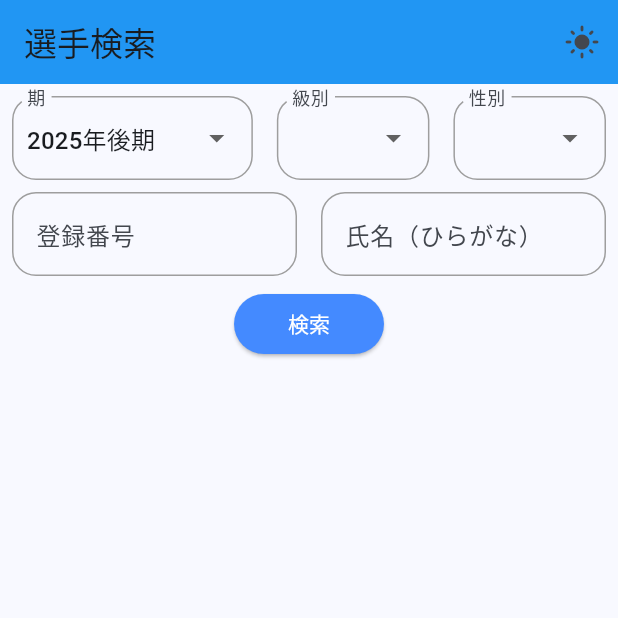
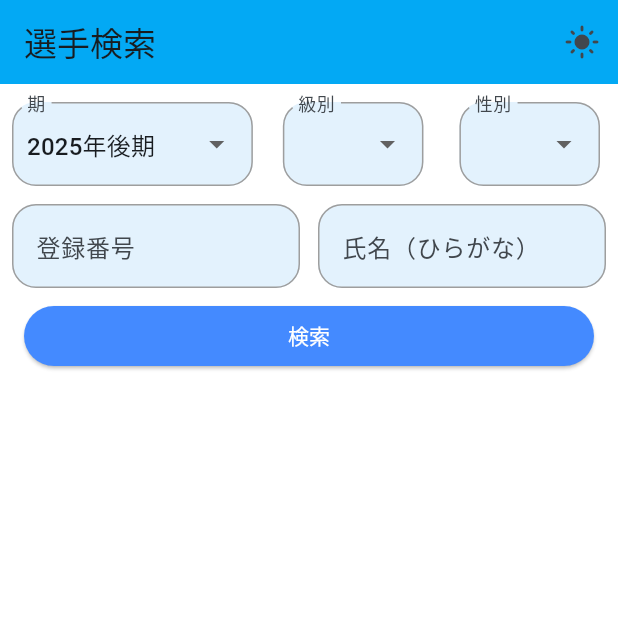
Before and after one commit to teru-kaji/wrmms, a Flutter app: the screen it shows after launch, on a phone screen of 412 x 824 dp, the top half of it. Run offline on Flutter 3.47's test engine with Material 3 defaults, Android fonts, the light colour scheme and no system bars; our stand-ins replace fl_chart.

Commit message:
・カラースキームを変更 ・検索画面の入力ボックス、プルダウンメニューの角丸に変更 ・新規作成

```diff
--- a/lib/main.dart
+++ b/lib/main.dart
@@ -31,24 +31,58 @@ class _MyAppState extends State<MyApp> {
   Widget build(BuildContext context) {
     return MaterialApp(
       title: 'Member Search App',
+      // theme: ThemeData(
+      //   colorScheme: ColorScheme.fromSeed(
+      //     seedColor: Colors.blue,
+      //     primary: Colors.blue,
+      //     brightness: Brightness.light,
+      //   ),
+      //   useMaterial3: true,
+      //   appBarTheme: AppBarTheme(backgroundColor: Colors.blue),
+      // ),
+      // darkTheme: ThemeData(
+      //   colorScheme: ColorScheme.fromSeed(
+      //     seedColor: Colors.blue,
+      //     primary: Colors.blue,
+      //     brightness: Brightness.dark,
+      //   ),
+      //   useMaterial3: true,
+      //   appBarTheme: AppBarTheme(backgroundColor: Colors.blue[700]),
+      // ),
+
       theme: ThemeData(
         colorScheme: ColorScheme.fromSeed(
-          seedColor: Colors.blue,
-          primary: Colors.blue,
+          seedColor: Colors.lightBlue,
+          primary: Colors.lightBlue,
           brightness: Brightness.light,
+          background: Colors.white,
+          onBackground: Colors.black87,
         ),
+        scaffoldBackgroundColor: Colors.white,
         useMaterial3: true,
-        appBarTheme: AppBarTheme(backgroundColor: Colors.blue),
+        appBarTheme: AppBarTheme(backgroundColor: Colors.lightBlue),
+        inputDecorationTheme: InputDecorationTheme(
+          filled: true,
+          fillColor: Colors.blue[50],  // 入力欄の背景色
+        ),
       ),
       darkTheme: ThemeData(
         colorScheme: ColorScheme.fromSeed(
-          seedColor: Colors.blue,
-          primary: Colors.blue,
+          seedColor: Colors.indigo,
+          primary: Colors.indigo,
           brightness: Brightness.dark,
+          background: Colors.grey[900],
+          onBackground: Colors.white70,
         ),
+        scaffoldBackgroundColor: Colors.grey[900],
         useMaterial3: true,
-        appBarTheme: AppBarTheme(backgroundColor: Colors.blue[700]),
+        appBarTheme: AppBarTheme(backgroundColor: Colors.indigo[700]),
+        inputDecorationTheme: InputDecorationTheme(
+          filled: true,
+          fillColor: Colors.indigo[900],  // 入力欄の背景色
+        ),
       ),
+
       themeMode: _themeMode,
       home: MemberSearchPage(
         onToggleTheme: _toggleThemeMode,
@@ -221,6 +255,7 @@ class _MemberSearchPageState extends State<MemberSearchPage> {
           ),
         ],
       ),
+
       body: Column(
         children: [
           Row(
@@ -265,10 +300,11 @@ class _MemberSearchPageState extends State<MemberSearchPage> {
                   ),
                 ),
               ),
+              // SizedBox(width: 8), // ← 「期」と「級別」の間
               Expanded(
                 flex: 2,
                 child: Padding(
-                  padding: const EdgeInsets.all(8.0),
+                  padding: const EdgeInsets.all(12.0),
                   child: DropdownButtonFormField(
                     decoration: InputDecoration(
                       labelText: '級別',
@@ -305,10 +341,11 @@ class _MemberSearchPageState extends State<MemberSearchPage> {
                   ),
                 ),
               ),
+              // SizedBox(width: 8), // ← 「級別」と「性別」の間
               Expanded(
                 flex: 2,
                 child: Padding(
-                  padding: const EdgeInsets.all(8.0),
+                  padding: const EdgeInsets.all(12.0),
                   child: DropdownButtonFormField(
                     decoration: InputDecoration(
                       labelText: '性別',
@@ -371,8 +408,7 @@ class _MemberSearchPageState extends State<MemberSearchPage> {
                   ),
                 ),
               ),
-
-              SizedBox(width: 16),
+              SizedBox(width: 12), // ← 「登録番号」と「氏名（ひらがな）」の間
               Expanded(
                 flex: 2,
                 child: TextField(
@@ -399,7 +435,7 @@ class _MemberSearchPageState extends State<MemberSearchPage> {
           Padding(
             padding: const EdgeInsets.symmetric(vertical: 12),
             child: SizedBox(
-              width: 100,
+              width: 380,
               height: 40,
               child: ElevatedButton(
                 onPressed: _searchMembers,
```
